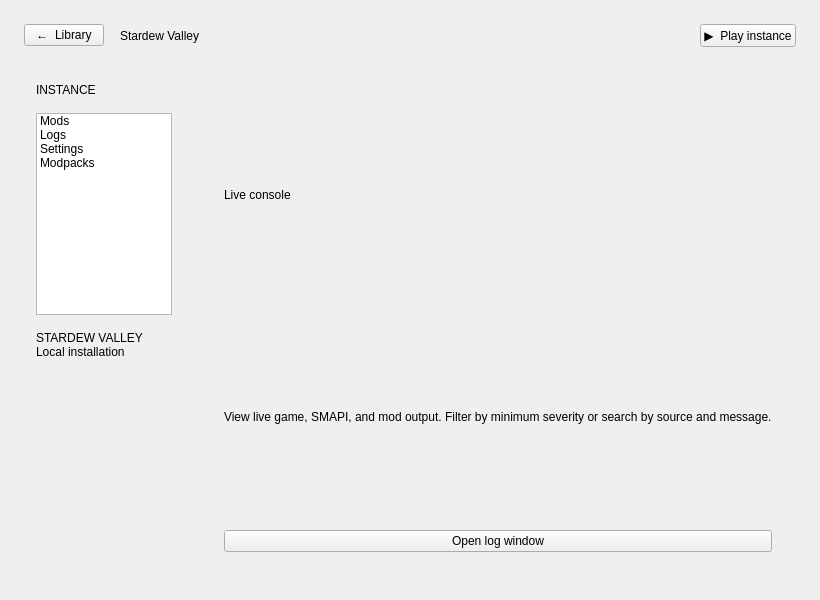
Before: the Qt Designer form src/qt/InstanceWindow.ui in ChicoState/prismaticlauncher, drawn with Qt 5.
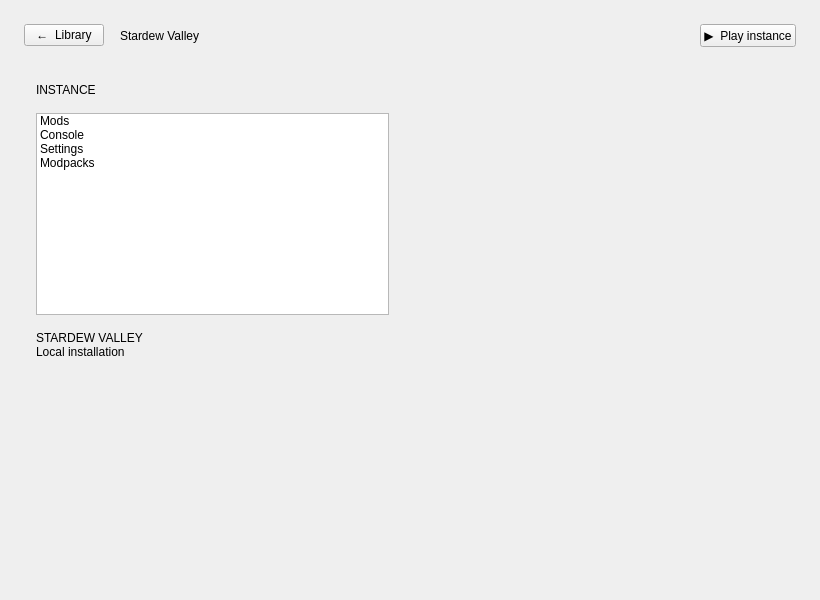
After: the same form once the commit is applied. The open tabs and pages were chosen to show the change.

Commit message: Moved console to instance window.

```diff
--- a/src/qt/InstanceWindow.ui
+++ b/src/qt/InstanceWindow.ui
@@ -112,7 +112,7 @@
           </item>
           <item>
            <property name="text">
-            <string>Logs</string>
+            <string>Console</string>
            </property>
           </item>
           <item>
@@ -305,9 +305,6 @@
         <widget class="QWidget" name="logsPage">
          <layout class="QVBoxLayout" name="logsLayout">
           <property name="leftMargin"><number>24</number></property><property name="topMargin"><number>24</number></property><property name="rightMargin"><number>24</number></property><property name="bottomMargin"><number>24</number></property>
-          <item><widget class="QLabel" name="logsTitle"><property name="text"><string>Live console</string></property></widget></item>
-          <item><widget class="QLabel" name="logsDescription"><property name="text"><string>View live game, SMAPI, and mod output. Filter by minimum severity or search by source and message.</string></property></widget></item>
-          <item><widget class="QPushButton" name="openLogs"><property name="text"><string>Open log window</string></property></widget></item>
          </layout>
         </widget>
         <widget class="QWidget" name="settingsPage">
```
The commit also changes 7 other files.
